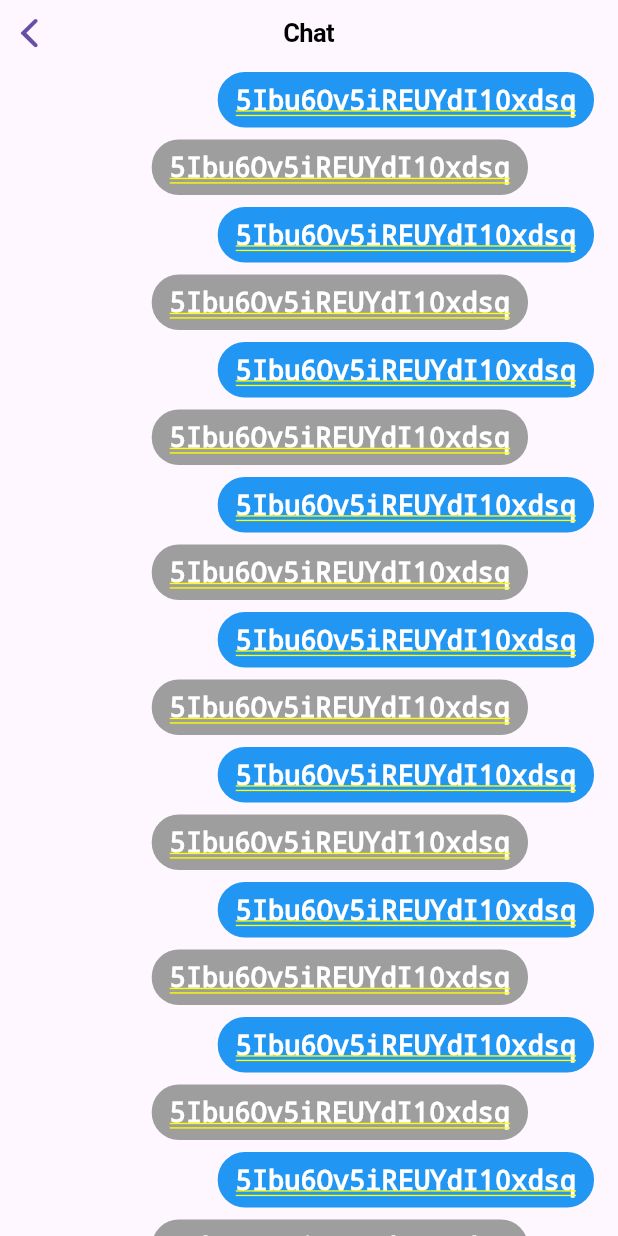
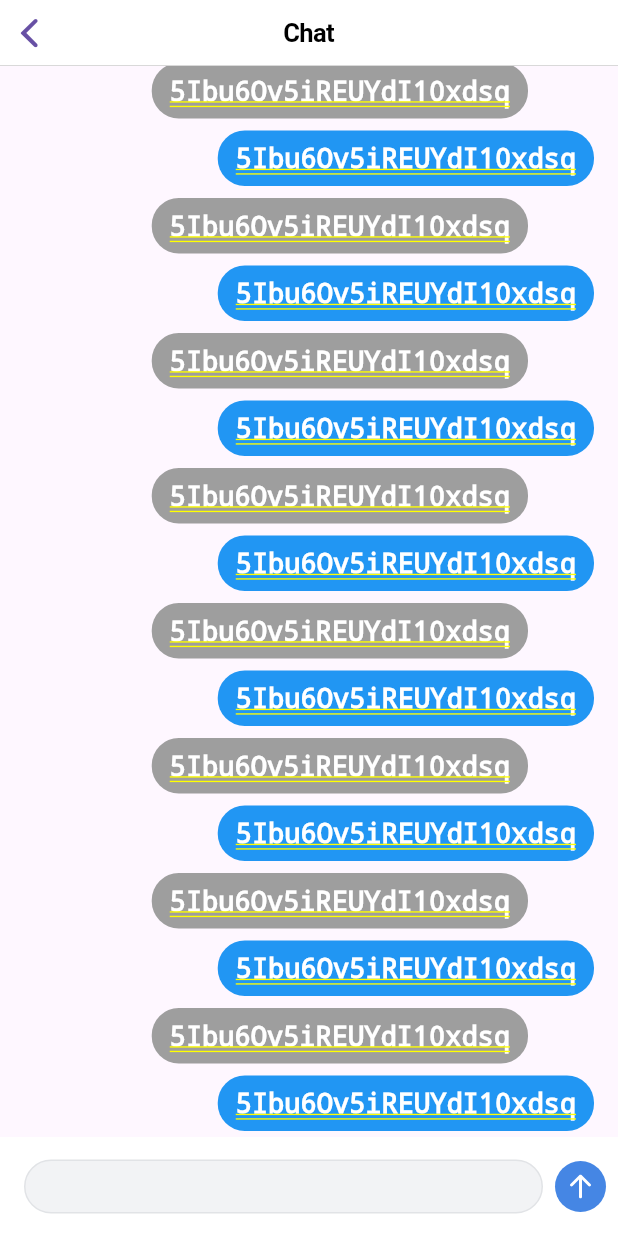
Before and after one commit to ton252/meeting-chat, a Flutter app: the ChatScreen screen opened directly, on a phone screen of 412 x 824 dp. Run offline on Flutter 3.47's test engine with Material 2 defaults, Android fonts, the phone set to English and light mode, and no system bars; our stand-ins replace flutter_svg.

Commit message:
Update chat view

```diff
--- a/flutter/lib/app.dart
+++ b/flutter/lib/app.dart
@@ -1,5 +1,6 @@
 import 'package:flutter/cupertino.dart';
 import 'package:flutter/material.dart';
+import 'package:meeting_chat/user_stories/chat/chat_screen.dart';
 import 'package:meeting_chat/user_stories/events/events_screen.dart';
 
 class Application extends StatelessWidget {
@@ -13,7 +14,7 @@ class Application extends StatelessWidget {
           useMaterial3: true,
         ),
         home: const CupertinoApp(
-          home: EventsScreen(),
+          home: ChatScreen(), //EventsScreen(),
         ));
   }
 }
--- a/flutter/lib/user_stories/chat/chat_screen.dart
+++ b/flutter/lib/user_stories/chat/chat_screen.dart
@@ -2,13 +2,19 @@ import 'dart:math';
 
 import 'package:flutter/cupertino.dart';
 import 'package:flutter/material.dart';
+import 'package:meeting_chat/user_stories/common/message_input_bar.dart';
 
 import 'income_message_cell.dart';
 import 'outcome_message_cell.dart';
 
-class ChatScreen extends StatelessWidget {
+class ChatScreen extends StatefulWidget {
   const ChatScreen({super.key});
 
+  @override
+  State<ChatScreen> createState() => _ChatScreenState();
+}
+
+class _ChatScreenState extends State<ChatScreen> {
   @override
   Widget build(BuildContext context) {
     // final height = MediaQuery.of(context).size.height;
@@ -17,8 +23,18 @@ class ChatScreen extends StatelessWidget {
         middle: Text("Chat"),
         backgroundColor: Colors.white,
       ),
+      child: GestureDetector(
+        onTap: () => _unfocus(),
+        child: SafeArea(
+          child: Column(
+            children: [
+              Expanded(
                 child: Scrollbar(
-        child: CustomScrollView(slivers: [
+                  child: CustomScrollView(
+                    reverse: true,
+                    keyboardDismissBehavior:
+                        ScrollViewKeyboardDismissBehavior.onDrag,
+                    slivers: [
                       SliverList(
                         delegate: SliverChildBuilderDelegate((context, index) {
                           final isOutcome = (index % 2) == 0;
@@ -27,10 +43,22 @@ class ChatScreen extends StatelessWidget {
                               ? OutcomeMessage(body: body)
                               : IncomeMessage(body: body);
                         }, childCount: 100),
-          )
-        ]),
+                      ),
+                    ],
+                  ),
+                ),
+              ),
+              const MessageInputBar(),
+              Container(color: Colors.green),
+            ],
+          ),
+        ),
       ),
     );
+  }
+
+  void _unfocus() {
+    FocusManager.instance.primaryFocus?.unfocus();
   }
 }
 
--- /dev/null
+++ b/flutter/lib/user_stories/common/message_input_bar.dart
@@ -0,0 +1,56 @@
+import 'package:flutter/cupertino.dart';
+import 'package:meeting_chat/user_stories/common/send_button.dart';
+import 'package:meeting_chat/user_stories/uikit/color_pallete.dart';
+
+class MessageInputBar extends StatelessWidget {
+  final FocusNode? focusNode;
+  final TextEditingController? controller;
+
+  const MessageInputBar({
+    super.key,
+    this.focusNode,
+    this.controller,
+  });
+
+  @override
+  Widget build(BuildContext context) {
+    return Container(
+        color: ColorPalette.light.background,
+        padding: const EdgeInsets.only(
+          top: 8.0,
+          bottom: 8.0,
+          left: 16.0,
+          right: 0.0,
+        ),
+        child: Row(children: [
+          Expanded(child: __textField()),
+          const SendButton(),
+        ]));
+  }
+
+  @widgetFactory
+  Widget __textField() {
+    return Container(
+      decoration: BoxDecoration(
+        color: ColorPalette.light.secondaryBackground,
+        borderRadius: BorderRadius.circular(24.0),
+        border: Border.all(
+          color: ColorPalette.light.border,
+          width: 1.0,
+        ),
+      ),
+      child: CupertinoTextField(
+          focusNode: focusNode,
+          controller: controller,
+          decoration: null,
+          padding: const EdgeInsets.symmetric(
+            vertical: 7.0,
+            horizontal: 15.0,
+          ),
+          style: TextStyle(
+            color: ColorPalette.light.text,
+            fontSize: 17,
+          )),
+    );
+  }
+}
--- /dev/null
+++ b/flutter/lib/user_stories/common/send_button.dart
@@ -0,0 +1,41 @@
+import 'package:flutter/cupertino.dart';
+import 'package:flutter_svg/svg.dart';
+import 'package:meeting_chat/user_stories/uikit/color_pallete.dart';
+
+class SendButton extends StatelessWidget {
+  final VoidCallback? onPressed;
+  final bool enabled;
+
+  const SendButton({
+    super.key,
+    this.enabled = true,
+    this.onPressed,
+  });
+
+  @override
+  Widget build(BuildContext context) {
+    return CupertinoButton(
+      padding: const EdgeInsets.symmetric(
+        vertical: 8.0,
+        horizontal: 8.0,
+      ),
+      onPressed: onPressed ?? () => {},
+      child: Container(
+        width: 34.0,
+        height: 34.0,
+        decoration: BoxDecoration(
+          borderRadius: BorderRadius.circular(22.0),
+          color: ColorPalette.light.primary,
+        ),
+        alignment: Alignment.center,
+        child: SvgPicture.asset(
+          "assets/images/arrow_up.svg",
+          colorFilter: ColorFilter.mode(
+            ColorPalette.light.contrast,
+            BlendMode.srcIn,
+          ),
+        ),
+      ),
+    );
+  }
+}
--- /dev/null
+++ b/flutter/lib/user_stories/uikit/color_pallete.dart
@@ -0,0 +1,30 @@
+import 'dart:ui';
+
+class ColorPalette {
+  final Color text;
+  final Color border;
+  final Color primary;
+  final Color contrast;
+  final Color background;
+  final Color secondaryBackground;
+
+  const ColorPalette({
+    required this.text,
+    required this.border,
+    required this.primary,
+    required this.contrast,
+    required this.background,
+    required this.secondaryBackground,
+  });
+
+  static ColorPalette get light {
+    return const ColorPalette(
+      text: Color(0xFF000000),
+      border: Color(0xFFE1E3E6),
+      primary: Color(0xFF4586E4),
+      contrast: Color(0xFFFFFFFF),
+      background: Color(0xFFFFFFFF),
+      secondaryBackground: Color(0xFFF2F3F5),
+    );
+  }
+}
```
Also changed, not shown: flutter/pubspec.yaml (+4 -71 lines), flutter/assets/images/arrow_up.svg (added), flutter/pubspec.lock. Lines whose indentation alone changed are shown as unchanged.
